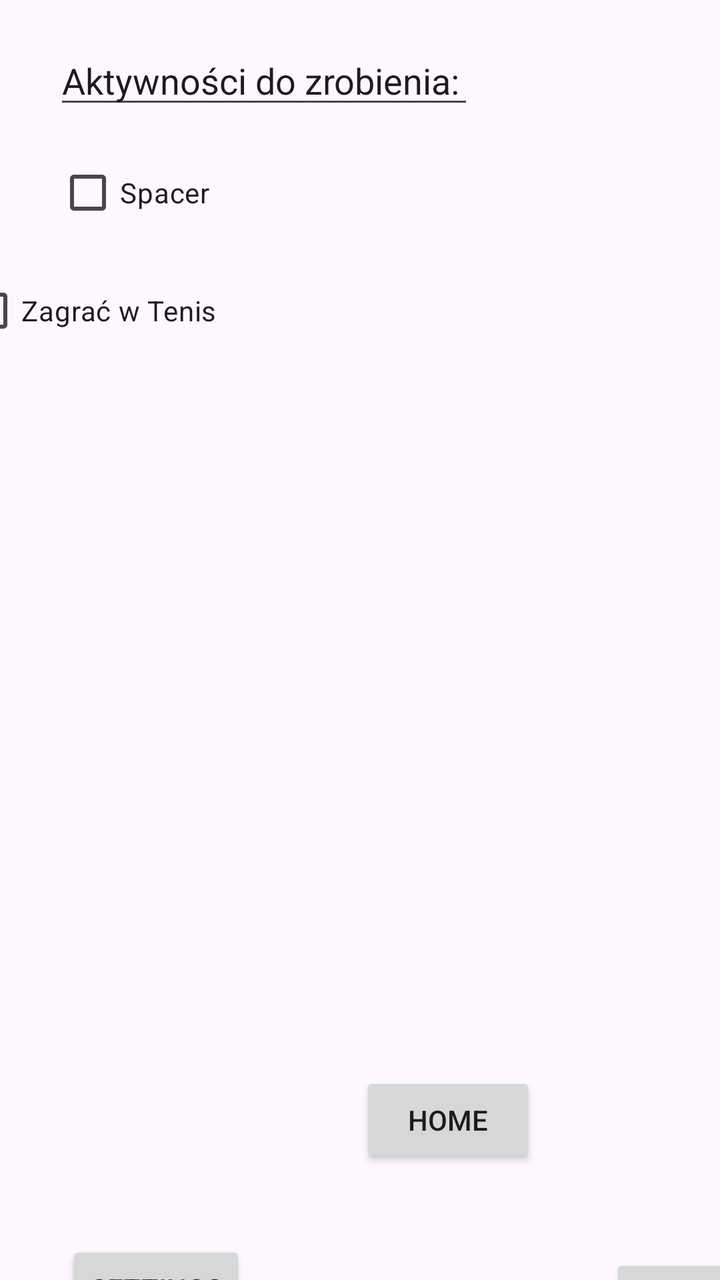
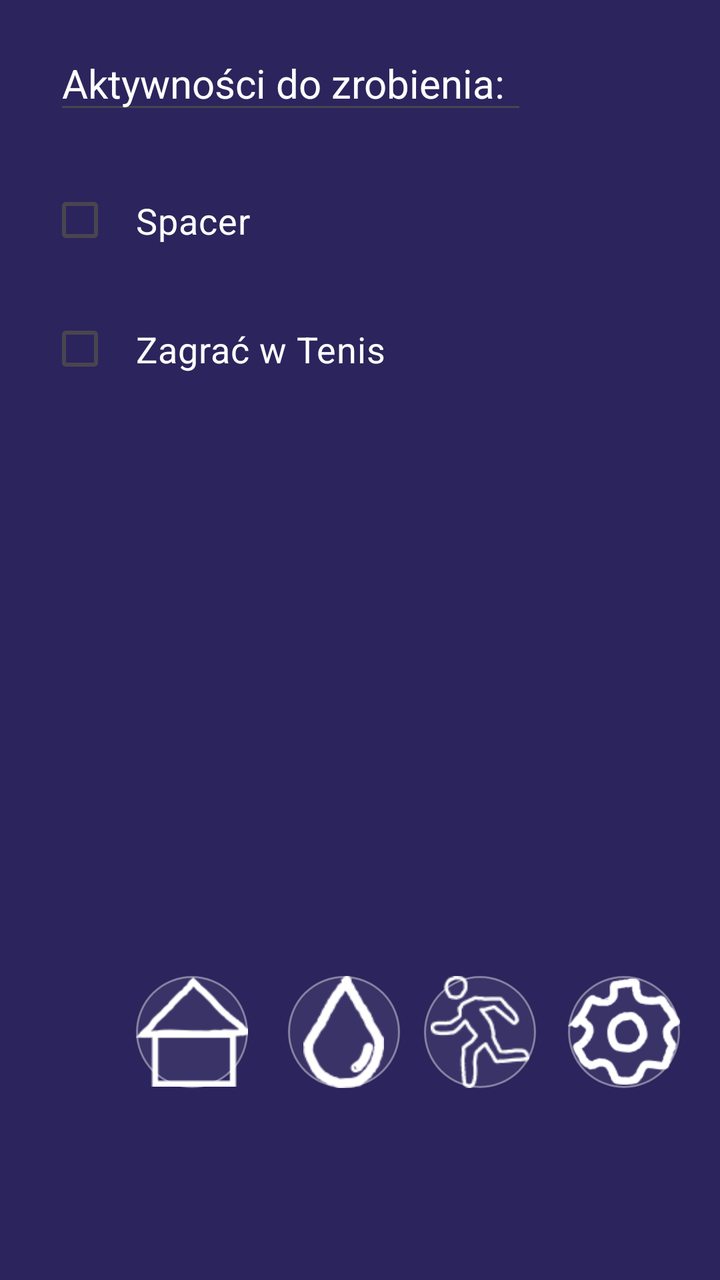

Before-and-after screenshots of an Android layout around one commit, followed by the original layout XML and the change that was made.
<!-- AndroidManifest.xml: activity theme Theme.Hackaton.NoActionBar -->
<!-- res/layout/activity_scrolling.xml -->
<?xml version="1.0" encoding="utf-8"?>
<androidx.constraintlayout.widget.ConstraintLayout xmlns:android="http://schemas.android.com/apk/res/android"
    xmlns:app="http://schemas.android.com/apk/res-auto"
    xmlns:tools="http://schemas.android.com/tools"
    android:layout_width="match_parent"
    android:layout_height="match_parent"
    android:fitsSystemWindows="true"
    tools:context=".ScrollingActivity">


    <Button
        android:id="@+id/BackToMainButton"
        android:layout_width="wrap_content"
        android:layout_height="wrap_content"
        android:layout_marginStart="180dp"
        android:layout_marginEnd="37dp"
        android:layout_marginBottom="56dp"
        android:text="Home"
        app:layout_constraintBottom_toBottomOf="parent"
        app:layout_constraintEnd_toStartOf="@+id/ActivitiesActivitiesButton"
        app:layout_constraintStart_toStartOf="parent" />

    <CheckBox
        android:id="@+id/checkBox"
        android:layout_width="wrap_content"
        android:layout_height="wrap_content"
        android:layout_marginStart="28dp"
        android:layout_marginTop="13dp"
        android:text="Spacer"
        app:layout_constraintStart_toStartOf="parent"
        app:layout_constraintTop_toBottomOf="@+id/ActivitiesText" />

    <EditText
        android:id="@+id/ActivitiesText"
        android:layout_width="wrap_content"
        android:layout_height="wrap_content"
        android:layout_marginStart="27dp"
        android:layout_marginTop="18dp"
        android:ems="10"
        android:inputType="text"
        android:text="Aktywności do zrobienia:"
        app:layout_constraintStart_toStartOf="parent"
        app:layout_constraintTop_toTopOf="parent" />

    <CheckBox
        android:id="@+id/checkBox2"
        android:layout_width="wrap_content"
        android:layout_height="wrap_content"
        android:layout_marginTop="72dp"
        android:layout_marginEnd="252dp"
        android:text="Zagrać w Tenis"
        app:layout_constraintEnd_toEndOf="parent"
        app:layout_constraintTop_toBottomOf="@+id/ActivitiesText" />

    <Button
        android:id="@+id/ActivitiesSettingsButton"
        android:layout_width="wrap_content"
        android:layout_height="wrap_content"
        android:layout_marginStart="33dp"
        android:layout_marginTop="441dp"
        android:text="Settings"
        app:layout_constraintStart_toStartOf="parent"
        app:layout_constraintTop_toBottomOf="@+id/checkBox2" />

    <Button
        android:id="@+id/ActivitiesActivitiesButton"
        android:layout_width="wrap_content"
        android:layout_height="wrap_content"
        android:layout_marginStart="37dp"
        android:layout_marginTop="627dp"
        android:text="Activities"
        app:layout_constraintStart_toEndOf="@+id/BackToMainButton"
        app:layout_constraintTop_toTopOf="parent" />

</androidx.constraintlayout.widget.ConstraintLayout>
<!-- resources referenced by this layout -->
<resources>
  <style name="Theme.Hackaton.NoActionBar">
          <item name="windowActionBar">false</item>
          <item name="windowNoTitle">true</item>
      </style>
</resources>

<!-- the commit's change to res/layout/activity_scrolling.xml (unified diff, before → after) -->
@@ -1,34 +1,13 @@
 <?xml version="1.0" encoding="utf-8"?>
-<androidx.constraintlayout.widget.ConstraintLayout xmlns:android="http://schemas.android.com/apk/res/android"
+<androidx.constraintlayout.widget.ConstraintLayout
+    xmlns:android="http://schemas.android.com/apk/res/android"
     xmlns:app="http://schemas.android.com/apk/res-auto"
     xmlns:tools="http://schemas.android.com/tools"
     android:layout_width="match_parent"
     android:layout_height="match_parent"
     android:fitsSystemWindows="true"
+    android:background="#2c245c"
     tools:context=".ScrollingActivity">
-
-
-    <Button
-        android:id="@+id/BackToMainButton"
-        android:layout_width="wrap_content"
-        android:layout_height="wrap_content"
-        android:layout_marginStart="180dp"
-        android:layout_marginEnd="37dp"
-        android:layout_marginBottom="56dp"
-        android:text="Home"
-        app:layout_constraintBottom_toBottomOf="parent"
-        app:layout_constraintEnd_toStartOf="@+id/ActivitiesActivitiesButton"
-        app:layout_constraintStart_toStartOf="parent" />
-
-    <CheckBox
-        android:id="@+id/checkBox"
-        android:layout_width="wrap_content"
-        android:layout_height="wrap_content"
-        android:layout_marginStart="28dp"
-        android:layout_marginTop="13dp"
-        android:text="Spacer"
-        app:layout_constraintStart_toStartOf="parent"
-        app:layout_constraintTop_toBottomOf="@+id/ActivitiesText" />
 
     <EditText
         android:id="@+id/ActivitiesText"
@@ -39,37 +18,94 @@
         android:ems="10"
         android:inputType="text"
         android:text="Aktywności do zrobienia:"
+        android:textColor="#FFFFFF"
+        android:textSize="20sp"
         app:layout_constraintStart_toStartOf="parent"
         app:layout_constraintTop_toTopOf="parent" />
+
+    <CheckBox
+        android:id="@+id/checkBox1"
+        android:layout_width="wrap_content"
+        android:layout_height="wrap_content"
+        android:layout_marginStart="24dp"
+        android:layout_marginTop="24dp"
+        android:text="Spacer"
+        android:textSize="18sp"
+        android:padding="12dp"
+        android:textColor="#FFFFFF"
+        app:layout_constraintTop_toBottomOf="@+id/ActivitiesText"
+        app:layout_constraintStart_toStartOf="parent" />
 
     <CheckBox
         android:id="@+id/checkBox2"
         android:layout_width="wrap_content"
         android:layout_height="wrap_content"
-        android:layout_marginTop="72dp"
-        android:layout_marginEnd="252dp"
+        android:layout_marginStart="24dp"
+        android:layout_marginTop="16dp"
         android:text="Zagrać w Tenis"
-        app:layout_constraintEnd_toEndOf="parent"
-        app:layout_constraintTop_toBottomOf="@+id/ActivitiesText" />
+        android:textSize="18sp"
+        android:padding="12dp"
+        android:textColor="#FFFFFF"
+        app:layout_constraintTop_toBottomOf="@+id/checkBox1"
+        app:layout_constraintStart_toStartOf="parent" />
 
-    <Button
+
+
+
+    <ImageButton
+        android:id="@+id/BackToMainButton"
+        android:layout_width="56dp"
+        android:layout_height="56dp"
+        android:layout_marginStart="68dp"
+        android:layout_marginBottom="96dp"
+        android:background="@drawable/round_button_background"
+        android:contentDescription="Button 1"
+        android:scaleType="centerInside"
+        android:src="@drawable/ic_home"
+        app:layout_constraintBottom_toBottomOf="parent"
+        app:layout_constraintStart_toStartOf="parent"
+        app:tint="#FFFFFF" />
+
+    <ImageButton
         android:id="@+id/ActivitiesSettingsButton"
-        android:layout_width="wrap_content"
-        android:layout_height="wrap_content"
-        android:layout_marginStart="33dp"
-        android:layout_marginTop="441dp"
-        android:text="Settings"
-        app:layout_constraintStart_toStartOf="parent"
-        app:layout_constraintTop_toBottomOf="@+id/checkBox2" />
+        android:layout_width="56dp"
+        android:layout_height="56dp"
+        android:layout_marginStart="16dp"
+        android:layout_marginBottom="96dp"
+        android:background="@drawable/round_button_background"
+        android:contentDescription="Button 4"
+        android:scaleType="centerInside"
+        android:src="@drawable/ic_settings"
+        app:layout_constraintBottom_toBottomOf="parent"
+        app:layout_constraintStart_toEndOf="@+id/btn3"
+        app:tint="#FFFFFF" />
 
-    <Button
-        android:id="@+id/ActivitiesActivitiesButton"
-        android:layout_width="wrap_content"
-        android:layout_height="wrap_content"
-        android:layout_marginStart="37dp"
-        android:layout_marginTop="627dp"
-        android:text="Activities"
+    <ImageButton
+        android:id="@+id/btn3"
+        android:layout_width="56dp"
+        android:layout_height="56dp"
+        android:layout_marginStart="12dp"
+        android:layout_marginBottom="96dp"
+        android:background="@drawable/round_button_background"
+        android:contentDescription="Button 3"
+        android:scaleType="centerInside"
+        android:src="@drawable/ic_sport"
+        app:layout_constraintBottom_toBottomOf="parent"
+        app:layout_constraintStart_toEndOf="@+id/btn2"
+        app:tint="#FFFFFF" />
+
+    <ImageButton
+        android:id="@+id/btn2"
+        android:layout_width="56dp"
+        android:layout_height="56dp"
+        android:layout_marginStart="20dp"
+        android:layout_marginBottom="96dp"
+        android:background="@drawable/round_button_background"
+        android:contentDescription="Button 2"
+        android:scaleType="centerInside"
+        android:src="@drawable/ic_water"
+        app:layout_constraintBottom_toBottomOf="parent"
         app:layout_constraintStart_toEndOf="@+id/BackToMainButton"
-        app:layout_constraintTop_toTopOf="parent" />
+        app:tint="#FFFFFF" />
 
 </androidx.constraintlayout.widget.ConstraintLayout>
<!-- resource entries referenced after the edit -->
@@ -1,5 +1,14 @@
 <!-- resources referenced by this layout -->
 <resources>
+  <!-- drawable ic_home: png bitmap (drawable, 1490 bytes) -->
+  <!-- drawable ic_settings: png bitmap (drawable, 3147 bytes) -->
+  <!-- drawable ic_sport: png bitmap (drawable, 2543 bytes) -->
+  <!-- drawable ic_water: png bitmap (drawable, 1887 bytes) -->
+  <!-- drawable round_button_background (drawable) -->
+  <shape xmlns:android="http://schemas.android.com/apk/res/android" android:shape="oval">
+      <solid android:color="#11FFFFFF" />
+      <stroke android:width="1dp" android:color="#66FFFFFF" />
+  </shape>
   <style name="Theme.Hackaton.NoActionBar">
           <item name="windowActionBar">false</item>
           <item name="windowNoTitle">true</item>
